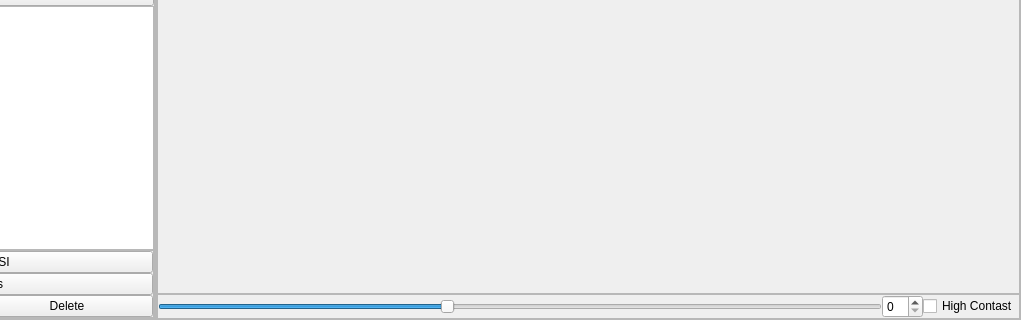
Before: the Qt Designer form gui/mac_builder.ui in OpenHSL/OpenHSL, drawn with Qt 5; both pictures show x 194 to 1215 and y 488 to 808 of the 1215 by 808 pixel window.
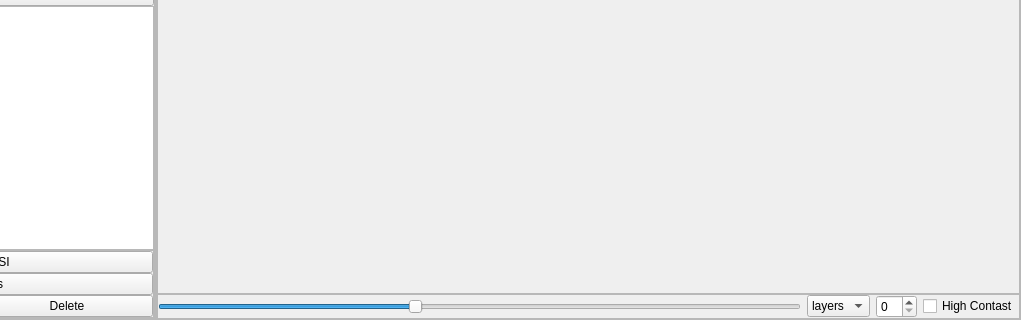
After: the same form once the commit is applied. Custom widgets are drawn as their Qt base class.

Commit message: add color-syntesis builder

Diff of the .ui file:
```diff
--- a/gui/mac_builder.ui
+++ b/gui/mac_builder.ui
@@ -510,7 +510,7 @@
          </property>
          <layout class="QHBoxLayout" name="horizontalLayout_4">
           <property name="spacing">
-           <number>0</number>
+           <number>-1</number>
           </property>
           <property name="leftMargin">
            <number>0</number>
@@ -540,6 +540,15 @@
             </property>
            </widget>
           </item>
+          <item>
+           <widget class="QComboBox" name="view_box">
+            <item>
+             <property name="text">
+              <string>layers</string>
+             </property>
+            </item>
+           </widget>
+          </item>
           <item>
            <widget class="QSpinBox" name="spinBox"/>
           </item>
```
The commit also changes 2 other files.
